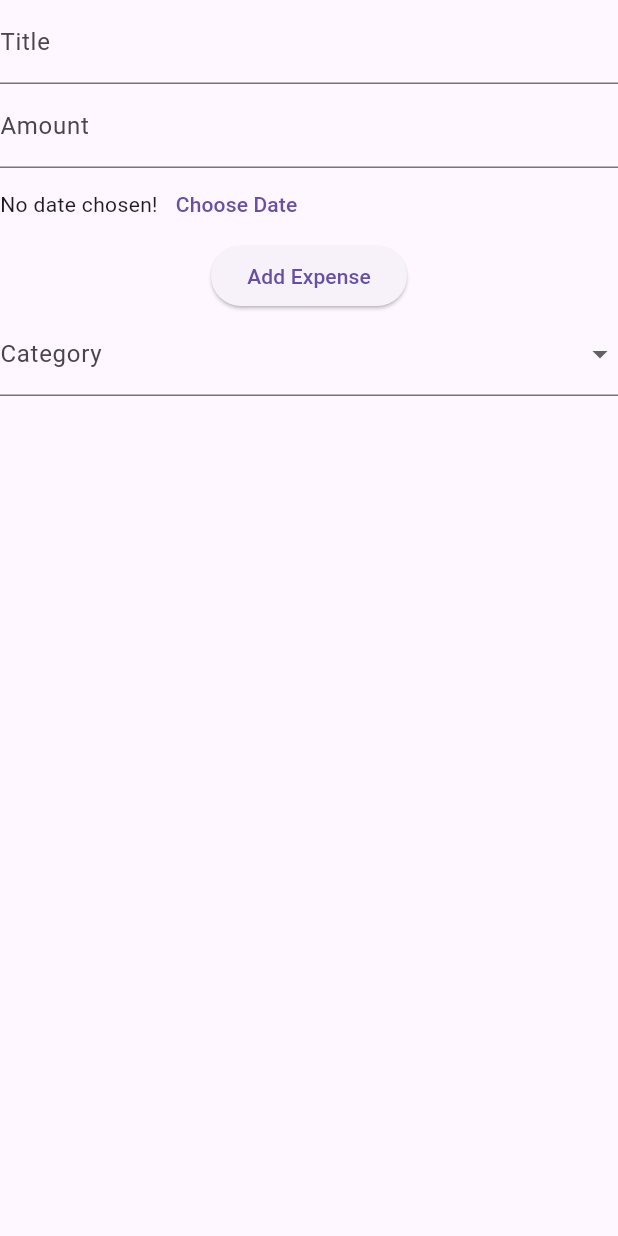
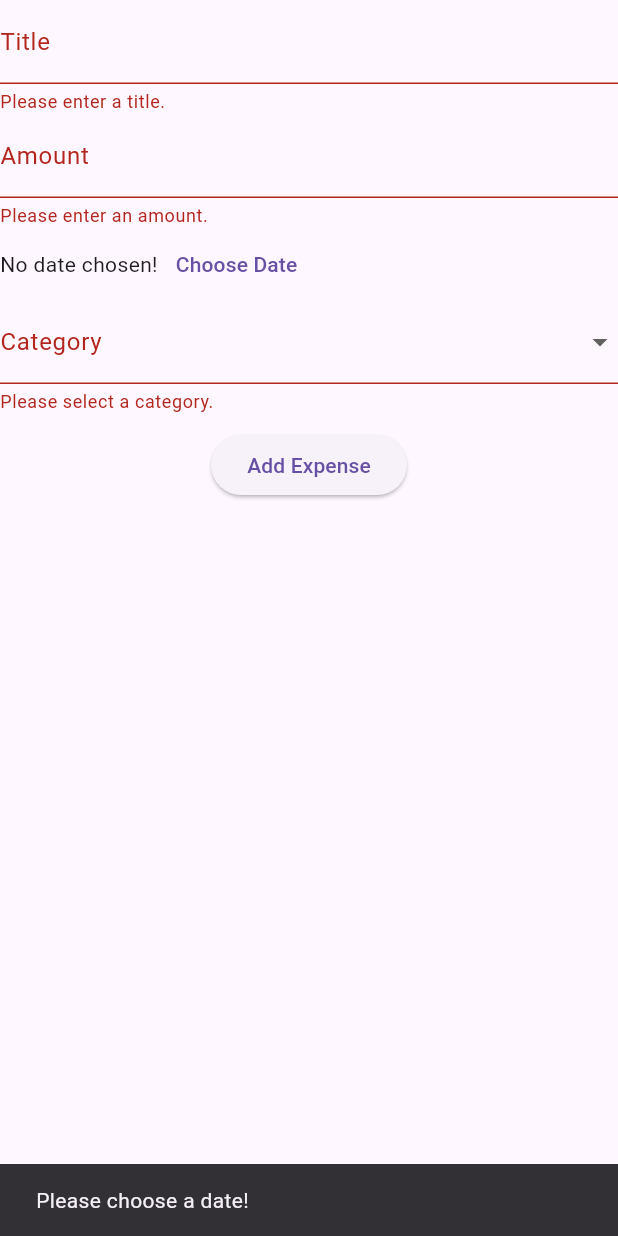
Before and after one commit to anjan-in/expense_tracker, a Flutter app: the AddExpense widget shown alone on an empty page, opened directly with empty values, after a tap on "Add Expense", on a phone screen of 412 x 824 dp. Run offline on Flutter 3.47's test engine with Material 3 defaults, Android fonts, the phone set to English and light mode, and no system bars; our stand-ins replace hive; accounts and stored records are empty.

Commit message:
Implement validation for Add Expense form

```diff
--- a/expense_tracker/lib/widgets/add_expense.dart
+++ b/expense_tracker/lib/widgets/add_expense.dart
@@ -27,6 +27,8 @@ class AddExpense extends StatefulWidget {
 }
 
 class _AddExpenseState extends State<AddExpense> {
+  final _formKey = GlobalKey<FormState>();
+
   final titleController = TextEditingController();
   final amountController = TextEditingController();
   DateTime? selectedDate;
@@ -67,17 +69,35 @@ class _AddExpenseState extends State<AddExpense> {
 
   @override
   Widget build(BuildContext context) {
-    return Column(
+    return Form(
+      key: _formKey, // 🔐 Attach the key
+      child: Column(
         mainAxisSize: MainAxisSize.min,
         children: [
-        TextField(
+          TextFormField(
             controller: titleController,
             decoration: const InputDecoration(labelText: 'Title'),
+            validator: (value) {
+              if (value == null || value.trim().isEmpty) {
+                return 'Please enter a title.';
+              }
+              return null;
+            },
           ),
-        TextField(
+          TextFormField(
             controller: amountController,
             keyboardType: TextInputType.number,
             decoration: const InputDecoration(labelText: 'Amount'),
+            validator: (value) {
+              if (value == null || value.isEmpty) {
+                return 'Please enter an amount.';
+              }
+              final amount = double.tryParse(value);
+              if (amount == null || amount <= 0) {
+                return 'Please enter a valid amount greater than 0.';
+              }
+              return null;
+            },
           ),
           Row(
             children: [
@@ -92,13 +112,15 @@ class _AddExpenseState extends State<AddExpense> {
               ),
             ],
           ),
-        ElevatedButton(
-          onPressed: _submitData,
-          child: const Text('Add Expense'),
-        ),
           DropdownButtonFormField<Category>(
             value: selectedCategory,
-          decoration: InputDecoration(labelText: 'Category'),
+            decoration: const InputDecoration(labelText: 'Category'),
+            validator: (value) {
+              if (value == null) {
+                return 'Please select a category.';
+              }
+              return null;
+            },
             items:
                 Category.values.map((category) {
                   return DropdownMenuItem(
@@ -112,7 +134,21 @@ class _AddExpenseState extends State<AddExpense> {
               });
             },
           ),
+          const SizedBox(height: 10),
+          ElevatedButton(
+            onPressed: () {
+              if (_formKey.currentState!.validate() && selectedDate != null) {
+                _submitData(); // ✅ submit only if valid
+              } else if (selectedDate == null) {
+                ScaffoldMessenger.of(context).showSnackBar(
+                  const SnackBar(content: Text('Please choose a date!')),
+                );
+              }
+            },
+            child: const Text('Add Expense'),
+          ),
         ],
+      ),
     );
   }
 }
```
Lines whose indentation alone changed are shown as unchanged.
